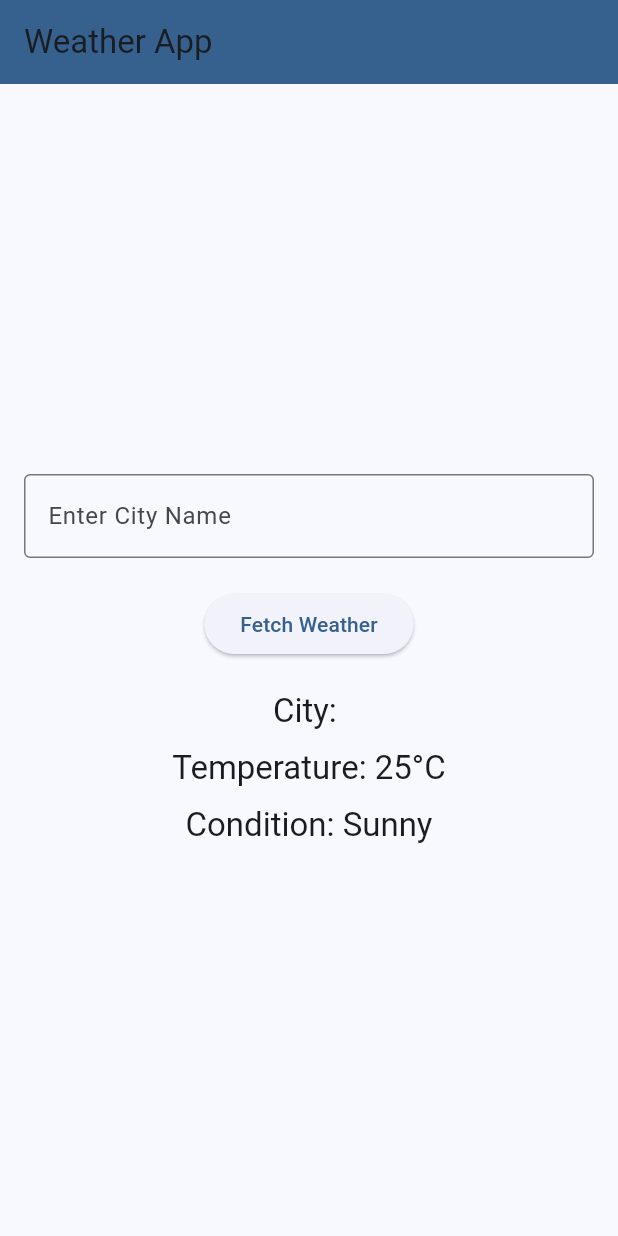
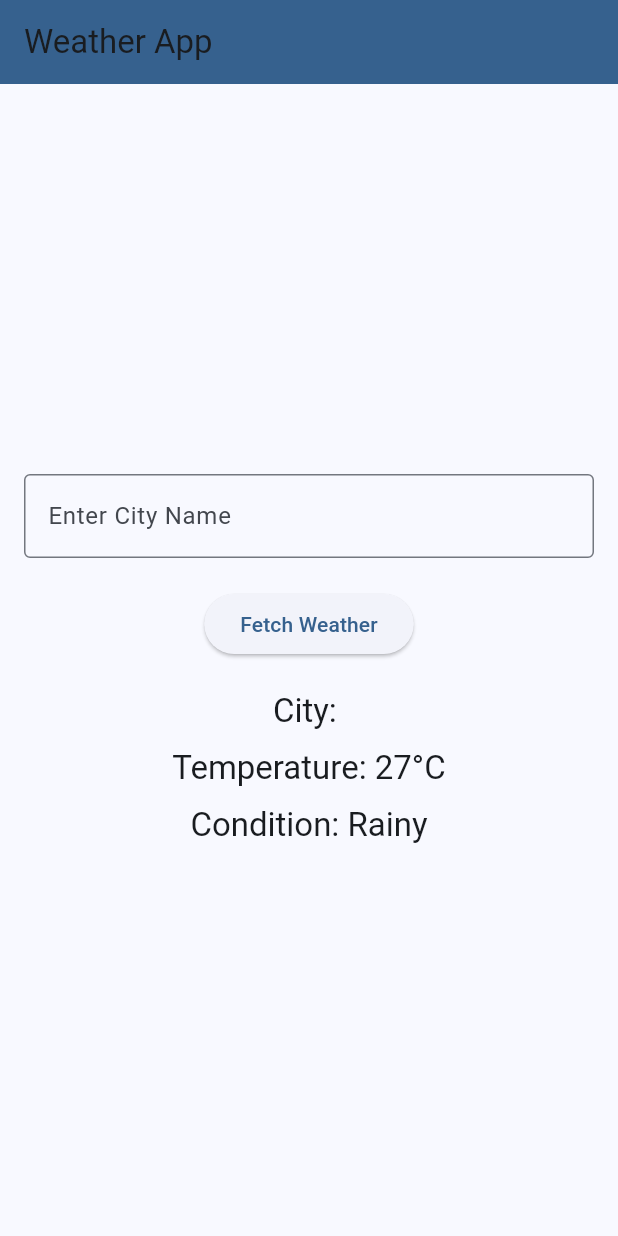
Before and after one commit to BhaskarTej/Weather_Info_App, a Flutter app: the screen it shows after launch, after a tap on "Fetch Weather", on a phone screen of 412 x 824 dp. Run offline on Flutter 3.47's test engine with Material 3 defaults, Android fonts, the phone set to English and light mode, and no system bars.

Commit message:
Simulated weather data for input city

```diff
--- a/lib/main.dart
+++ b/lib/main.dart
@@ -1,3 +1,4 @@
+import 'dart:math';
 import 'package:flutter/material.dart';
 
 void main() {
@@ -33,12 +34,19 @@ class _WeatherScreenState extends State<WeatherScreen> {
   String _temperature = "Temperature";
   String _condition = "Weather Condition";
 
+  // Function to simulate fetching weather data
   void _fetchWeather() {
     setState(() {
-      // Simulate fetching weather data based on city name input
       _cityName = _cityController.text;
-      _temperature = "25°C"; // Placeholder temperature
-      _condition = "Sunny"; // Placeholder condition
+
+      // Generate a random temperature between 15°C and 30°C
+      final random = Random();
+      int temp = 15 + random.nextInt(16); // Random temperature between 15 and 30
+      _temperature = '$temp°C';
+
+      // Randomly select a weather condition
+      List<String> conditions = ['Sunny', 'Cloudy', 'Rainy'];
+      _condition = conditions[random.nextInt(conditions.length)];
     });
   }
 
```
